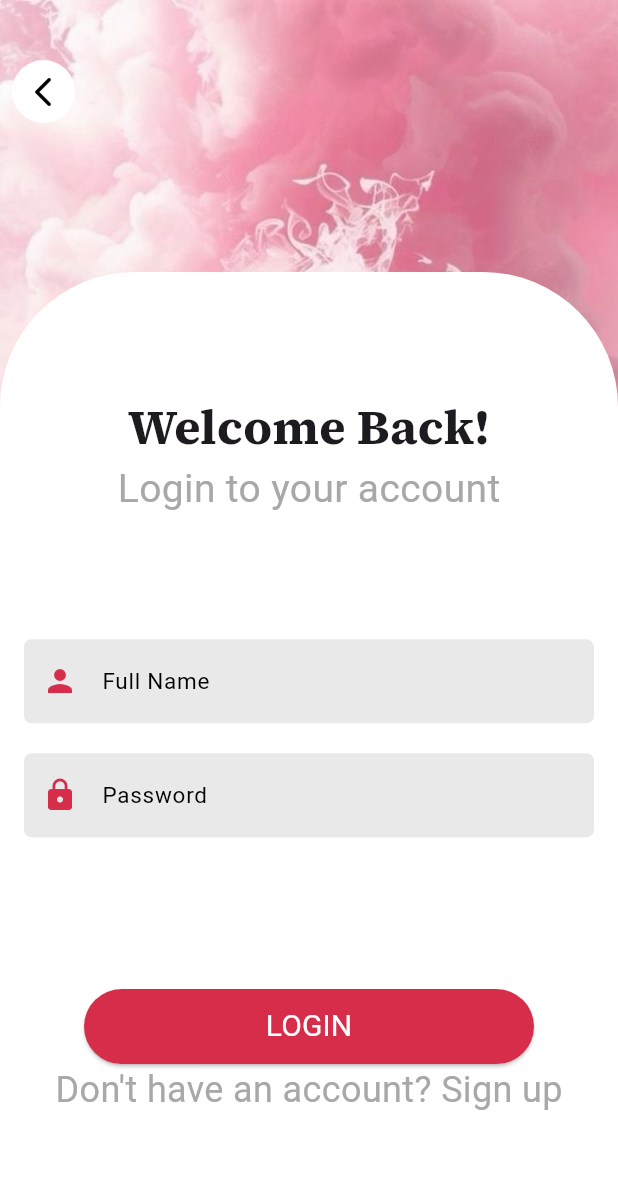
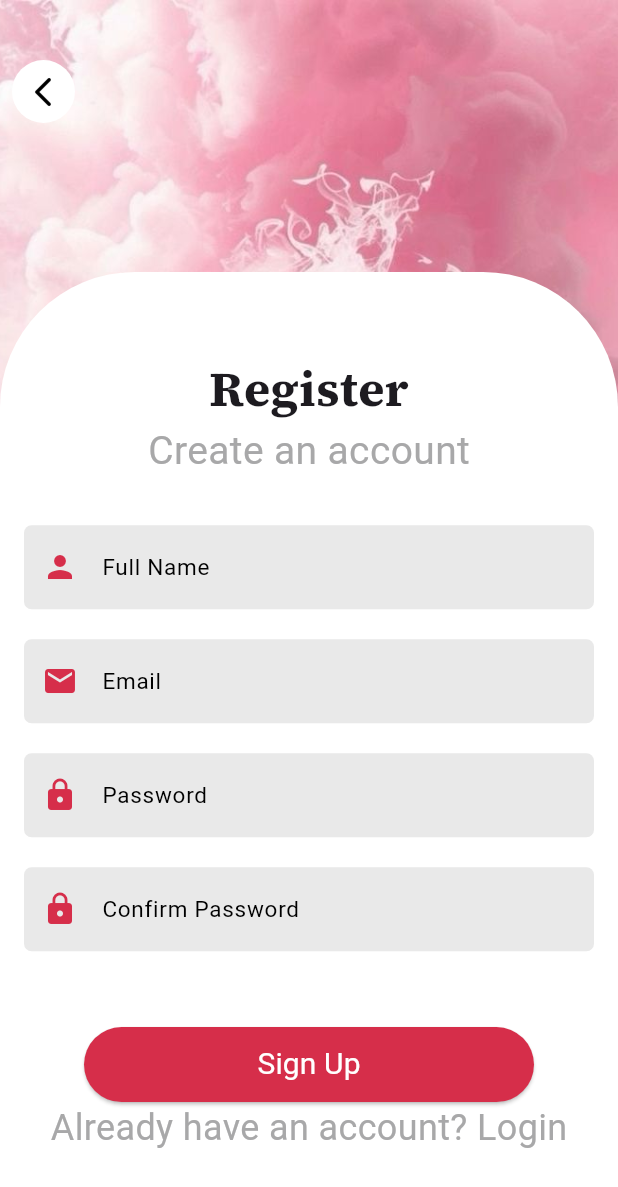
Before and after one commit to fatima304/ecommerce_beauty, a Flutter app: the screen it shows after launch, after a tap on "Skip", after a tap on "LOGIN", on a phone screen of 412 x 824 dp. Shown: the top 1187 px of the screen. Run offline on Flutter 3.47's test engine with Material 3 defaults, Android fonts, the light colour scheme and no system bars; our stand-ins replace dio, flutter_bloc, flutter_screenutil, pretty_dio_logger; Roboto replaces fonts that are missing (Dongle); project files that could hold a hidden picture were left out.

Commit message:
register screen created

```diff
--- a/lib/features/login/presentation/screen/ui/login_screen.dart
+++ b/lib/features/login/presentation/screen/ui/login_screen.dart
@@ -1,7 +1,8 @@
 import 'package:beauty_ecommerce/features/login/presentation/screen/widgets/auth_widget.dart';
 import 'package:beauty_ecommerce/features/login/presentation/screen/widgets/custom_container.dart';
 import 'package:beauty_ecommerce/features/login/presentation/screen/widgets/login_textfield.dart';
- import 'package:flutter/material.dart';
+import 'package:beauty_ecommerce/features/register/presentation/screen/ui/register_screen.dart';
+import 'package:flutter/material.dart';
 
 class LoginScreen extends StatelessWidget {
   const LoginScreen({super.key});
@@ -12,17 +13,18 @@ class LoginScreen extends StatelessWidget {
       body: AuthWidget(
         authBody: CustomContainer(
           onPressed: () {
-            // Navigator.push(
-            //   context,
-            //   MaterialPageRoute(
-            //     builder: (context) => RegisterScreen(),
-            //   ),
-            // );
+            Navigator.push(
+              context,
+              MaterialPageRoute(
+                builder: (context) => RegisterScreen(),
+              ),
+            );
           },
           welText: 'Welcome Back!',
           buttonText: 'LOGIN',
           accountText: 'Login to your account',
-          createAccount: 'Don\'t have an account? Sign up', authField:  LoginTextfield(),
+          createAccount: 'Don\'t have an account? Sign up',
+          authField: LoginTextfield(),
         ),
       ),
     );
--- /dev/null
+++ b/lib/features/register/presentation/screen/ui/register_screen.dart
@@ -0,0 +1,25 @@
+import 'package:beauty_ecommerce/features/login/presentation/screen/widgets/auth_widget.dart';
+import 'package:beauty_ecommerce/features/login/presentation/screen/widgets/custom_container.dart';
+import 'package:beauty_ecommerce/features/register/presentation/screen/widgets/register_textfield.dart';
+import 'package:flutter/material.dart';
+
+class RegisterScreen extends StatelessWidget {
+  const RegisterScreen({super.key});
+
+  @override
+  Widget build(BuildContext context) {
+    return Scaffold(
+      body: AuthWidget(
+        authBody: CustomContainer(
+          onPressed: () {
+
+          },
+          welText: 'Register',
+          buttonText: 'Sign Up',
+          accountText: 'Create an account',
+          createAccount: 'Already have an account? Login', authField:  RegisterTextfield(),
+        ),
+      ),
+    );
+  }
+}
--- /dev/null
+++ b/lib/features/register/presentation/screen/widgets/register_textfield.dart
@@ -0,0 +1,30 @@
+import 'package:beauty_ecommerce/core/widgets/custom_text_form_field.dart';
+import 'package:flutter/material.dart';
+
+class RegisterTextfield extends StatelessWidget {
+  const RegisterTextfield({super.key});
+
+  @override
+  Widget build(BuildContext context) {
+    return Column(
+      children: [
+        CustomTextFormField(
+          hintText: 'Full Name',
+          preficIcon: Icons.person,
+        ),
+        CustomTextFormField(
+          hintText: 'Email',
+          preficIcon: Icons.email,
+        ),
+        CustomTextFormField(
+          hintText: 'Password',
+          preficIcon: Icons.lock,
+        ),
+        CustomTextFormField(
+          hintText: 'Confirm Password',
+          preficIcon: Icons.lock,
+        ),
+      ],
+    );
+  }
+}
```
